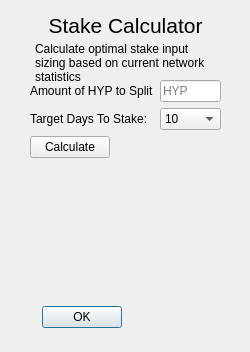
davidlatapie/HyperStake, file src/qt/forms/calcdialog.ui: the form before one commit.
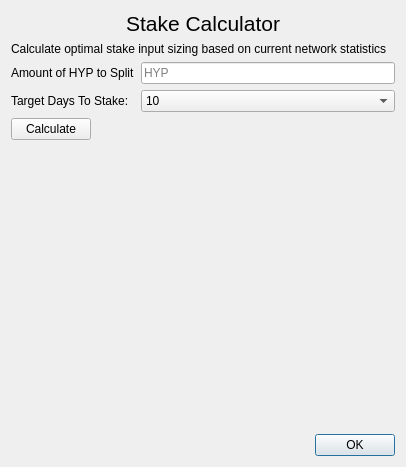
The form after the commit.

Commit message:
Replace mng files with gifs, since qt no longer supports mng files. Make other gui dialogs scale. Fix bug in voteproposalmanager that tried accessing an index outside of vector bounds when checking availability. Also make gui check that the proposal start is after the current block (since it was accepting proposals beginning on the current block).
Merge

Diff of the .ui file:
```diff
--- a/src/qt/forms/calcdialog.ui
+++ b/src/qt/forms/calcdialog.ui
@@ -6,41 +6,16 @@
    <rect>
     <x>0</x>
     <y>0</y>
-    <width>250</width>
-    <height>352</height>
+    <width>406</width>
+    <height>467</height>
    </rect>
   </property>
   <property name="windowTitle">
    <string>Stake Calculator</string>
   </property>
-  <widget class="QDialogButtonBox" name="buttonBox">
-   <property name="geometry">
-    <rect>
-     <x>1</x>
-     <y>301</y>
-     <width>161</width>
-     <height>32</height>
-    </rect>
-   </property>
-   <property name="orientation">
-    <enum>Qt::Horizontal</enum>
-   </property>
-   <property name="standardButtons">
-    <set>QDialogButtonBox::Ok</set>
-   </property>
-   <property name="centerButtons">
-    <bool>true</bool>
-   </property>
-  </widget>
+  <layout class="QVBoxLayout" name="verticalLayout">
+   <item>
   <widget class="QLabel" name="label">
-   <property name="geometry">
-    <rect>
-     <x>0</x>
-     <y>10</y>
-     <width>251</width>
-     <height>31</height>
-    </rect>
-   </property>
    <property name="font">
     <font>
      <pointsize>16</pointsize>
@@ -56,15 +31,9 @@
     <set>Qt::AlignCenter</set>
    </property>
   </widget>
+   </item>
+   <item>
   <widget class="QLabel" name="label_2">
-   <property name="geometry">
-    <rect>
-     <x>35</x>
-     <y>42</y>
-     <width>181</width>
-     <height>41</height>
-    </rect>
-   </property>
    <property name="lineWidth">
     <number>1</number>
    </property>
@@ -78,43 +47,8 @@
     <bool>true</bool>
    </property>
   </widget>
-  <widget class="QWidget" name="verticalLayoutWidget">
-   <property name="geometry">
-    <rect>
-     <x>30</x>
-     <y>180</y>
-     <width>191</width>
-     <height>121</height>
-    </rect>
-   </property>
-   <layout class="QVBoxLayout" name="verticalLayout">
-    <item>
-     <widget class="QLabel" name="avgWeightResult">
-      <property name="lineWidth">
-       <number>1</number>
-      </property>
-      <property name="text">
-       <string/>
-      </property>
-      <property name="alignment">
-       <set>Qt::AlignJustify|Qt::AlignTop</set>
-      </property>
-      <property name="wordWrap">
-       <bool>true</bool>
-      </property>
-     </widget>
-    </item>
-   </layout>
-  </widget>
-  <widget class="QWidget" name="formLayoutWidget">
-   <property name="geometry">
-    <rect>
-     <x>30</x>
-     <y>80</y>
-     <width>191</width>
-     <height>81</height>
-    </rect>
-   </property>
+   </item>
+   <item>
    <layout class="QFormLayout" name="formLayout">
     <item row="1" column="0">
      <widget class="QLabel" name="label_3">
@@ -174,7 +108,61 @@
      </widget>
     </item>
    </layout>
-  </widget>
+   </item>
+   <item>
+    <widget class="QLabel" name="avgWeightResult">
+     <property name="lineWidth">
+      <number>1</number>
+     </property>
+     <property name="text">
+      <string/>
+     </property>
+     <property name="alignment">
+      <set>Qt::AlignJustify|Qt::AlignTop</set>
+     </property>
+     <property name="wordWrap">
+      <bool>true</bool>
+     </property>
+    </widget>
+   </item>
+   <item>
+    <spacer name="verticalSpacer">
+     <property name="orientation">
+      <enum>Qt::Vertical</enum>
+     </property>
+     <property name="sizeHint" stdset="0">
+      <size>
+       <width>20</width>
+       <height>155</height>
+      </size>
+     </property>
+    </spacer>
+   </item>
+   <item>
+    <widget class="QDialogButtonBox" name="buttonBox">
+     <property name="layoutDirection">
+      <enum>Qt::LeftToRight</enum>
+     </property>
+     <property name="orientation">
+      <enum>Qt::Horizontal</enum>
+     </property>
+     <property name="standardButtons">
+      <set>QDialogButtonBox::Ok</set>
+     </property>
+     <property name="centerButtons">
+      <bool>false</bool>
+     </property>
+    </widget>
+   </item>
+  </layout>
+  <zorder>buttonBox</zorder>
+  <zorder>label</zorder>
+  <zorder>label_2</zorder>
+  <zorder>verticalLayoutWidget</zorder>
+  <zorder>formLayoutWidget</zorder>
+  <zorder>avgWeightResult</zorder>
+  <zorder>avgWeightResult</zorder>
+  <zorder>verticalSpacer</zorder>
  </widget>
  <resources/>
  <connections>
```
Lines whose indentation alone changed are shown as unchanged. The commit also changes 7 other files.
